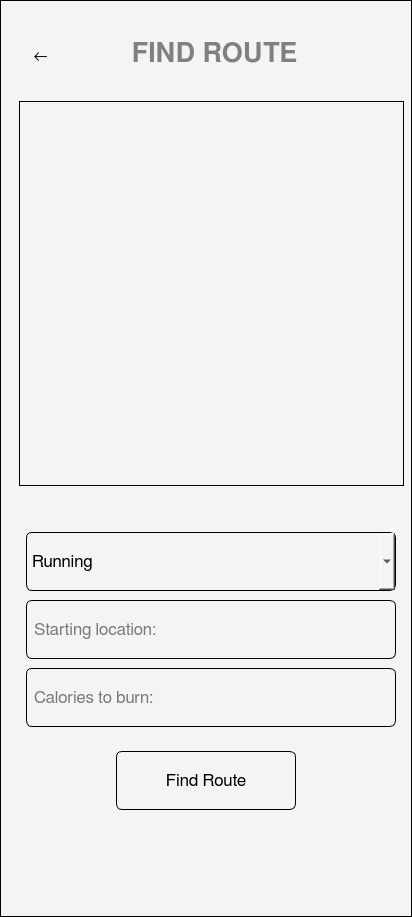
Old version of the form ui/find_route_screen.ui in the repository SWE-Project-Org/SWE-Project.
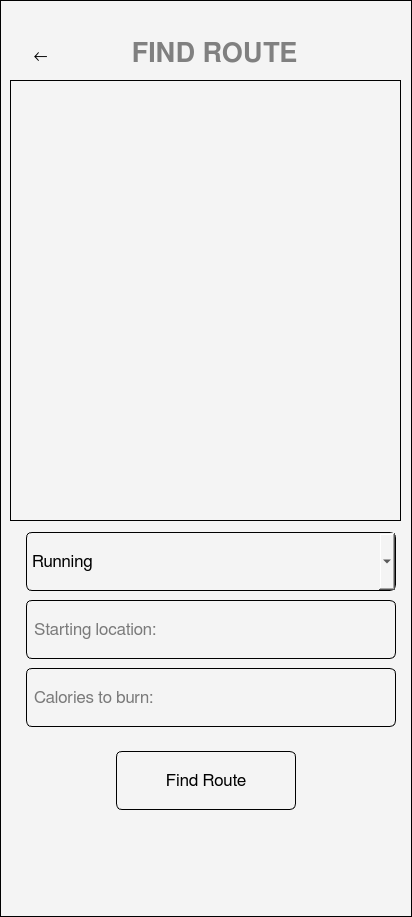
New version of the form. Icons and pictures are not drawn.

Commit message: Completed Find route use case

Diff of the .ui file:
```diff
--- a/ui/find_route_screen.ui
+++ b/ui/find_route_screen.ui
@@ -50,22 +50,6 @@
     <string>Calories to burn:</string>
    </property>
   </widget>
-  <widget class="QFrame" name="frame">
-   <property name="geometry">
-    <rect>
-     <x>19</x>
-     <y>101</y>
-     <width>385</width>
-     <height>385</height>
-    </rect>
-   </property>
-   <property name="frameShape">
-    <enum>QFrame::Shape::StyledPanel</enum>
-   </property>
-   <property name="frameShadow">
-    <enum>QFrame::Shadow::Raised</enum>
-   </property>
-  </widget>
   <widget class="QComboBox" name="comboBox">
    <property name="geometry">
     <rect>
@@ -229,6 +213,22 @@
     <string>←</string>
    </property>
   </widget>
+  <widget class="QLabel" name="label_2">
+   <property name="geometry">
+    <rect>
+     <x>10</x>
+     <y>80</y>
+     <width>391</width>
+     <height>441</height>
+    </rect>
+   </property>
+   <property name="text">
+    <string/>
+   </property>
+   <property name="pixmap">
+    <pixmap>map.png</pixmap>
+   </property>
+  </widget>
  </widget>
  <resources/>
  <connections/>
```
The commit also changes 15 other files.
